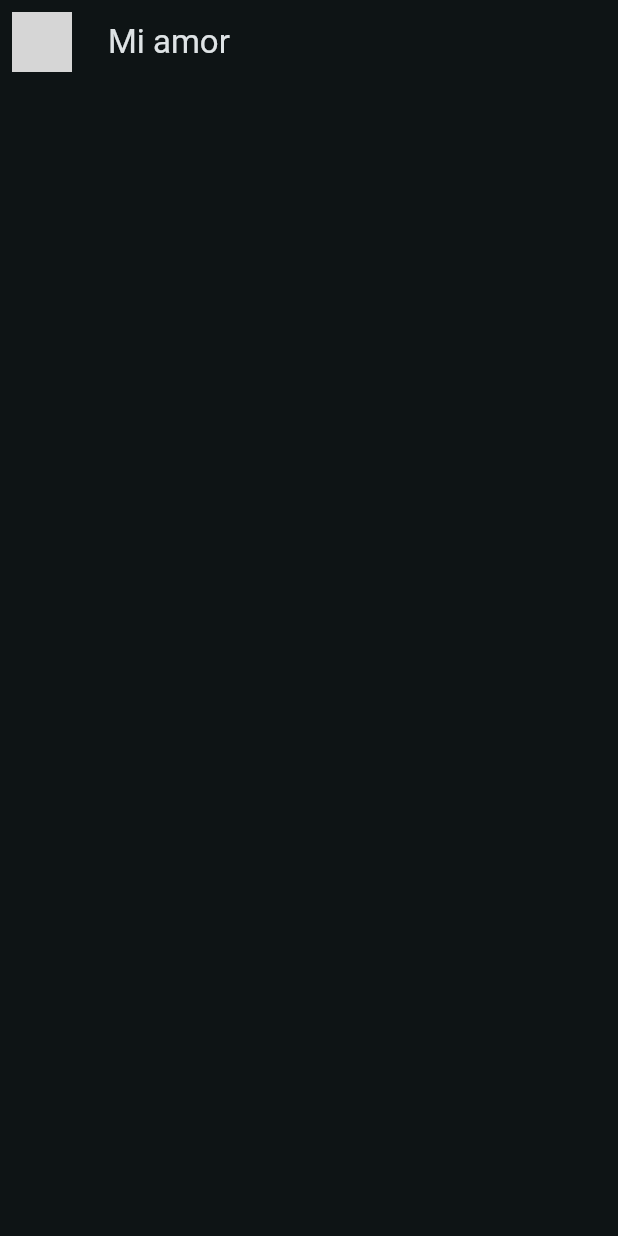
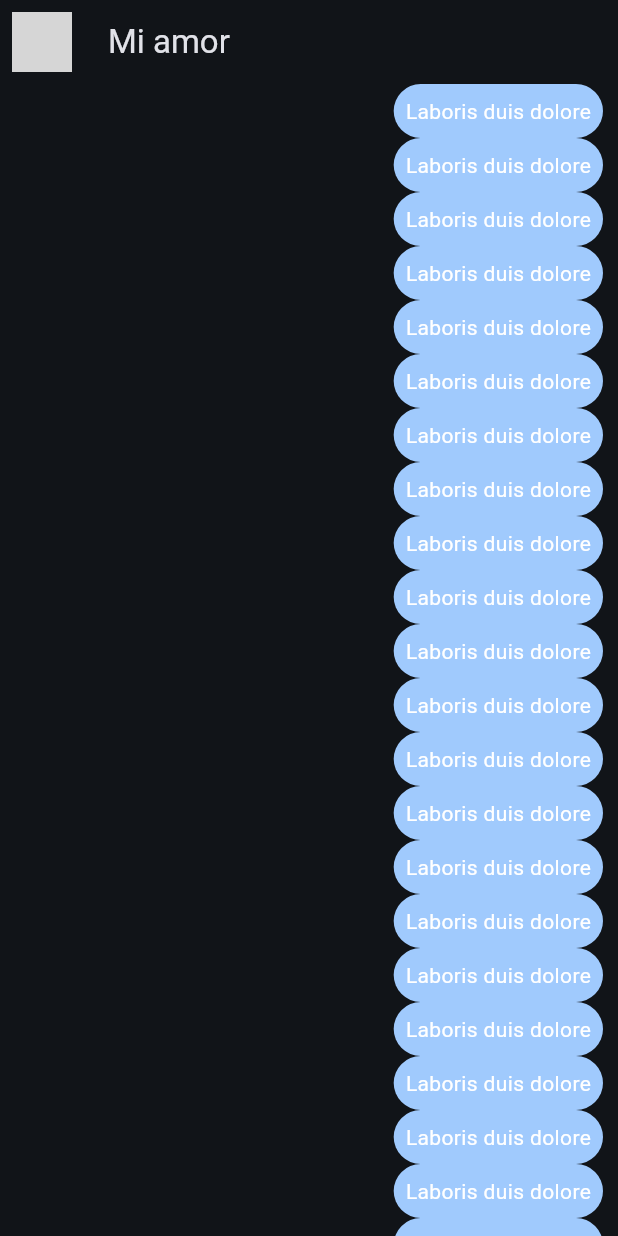
Before and after one commit to Sebas-ctrl/DMI-10B-YesNoApp-210505, a Flutter app: the screen it shows after launch, on a phone screen of 412 x 824 dp. Run offline on Flutter 3.47's test engine with Material 3 defaults, Android fonts, the phone set to English and light mode, and no system bars; network calls fail; grey boxes are pictures that could not be loaded.

Commit message:
Práctica 22
Renderizado de mensajes en el chat

```diff
--- /dev/null
+++ b/flutter_application_1/lib/domain/entities/message.dart
@@ -0,0 +1,9 @@
+enum FromWho { me, hers }
+
+class Message {
+  final String text;
+  final String? imageUrl;
+  final FromWho fromWho;
+
+  Message({required this.text, this.imageUrl, required this.fromWho});
+}
--- a/flutter_application_1/lib/main.dart
+++ b/flutter_application_1/lib/main.dart
@@ -1,6 +1,8 @@
 import 'package:flutter/material.dart';
+import 'package:flutter_application_1/presentation/providers/chat_provider.dart';
+import 'package:provider/provider.dart';
 import 'config/app_theme.dart';
-import 'presentation/chat/chat_screen.dart';
+import 'presentation/screens/chat/chat_screen.dart';
 
 void main() => runApp(const MyApp());
 
@@ -9,10 +11,13 @@ class MyApp extends StatelessWidget {
 
   @override
   Widget build(BuildContext context) {
+    // return MultiProvider(providers: {
+    //   ChangeNotifierProvider(create: (_) => ChatProvider())
+    // },
     return MaterialApp(
       title: 'Yes - No App - 210505',
       debugShowCheckedModeBanner: false,
-      theme: AppTheme(selectedColor: 7).theme(),
+      theme: AppTheme(selectedColor: 1).theme(),
       home: ChatScreen()
     );
   }
--- a/flutter_application_1/lib/presentation/chat/chat_screen.dart
+++ /dev/null
@@ -1,21 +0,0 @@
-import 'package:flutter/material.dart';
-
-class ChatScreen extends StatelessWidget {
-  const ChatScreen({super.key});
-
-  @override
-  Widget build(BuildContext context) {
-    return Scaffold(
-      appBar: AppBar(
-        leading: Padding(
-          padding: const EdgeInsets.all(8.0),
-          child: CircleAvatar(
-            backgroundImage: NetworkImage('https://es.web.img3.acsta.net/pictures/16/05/24/16/03/505445.jpg'),
-          ),
-        ),
-        title: Text('Mi amor'),
-        centerTitle: false,
-      )
-    );
-  }
-}
--- /dev/null
+++ b/flutter_application_1/lib/presentation/providers/chat_provider.dart
@@ -0,0 +1,12 @@
+import 'package:flutter/material.dart';
+import 'package:flutter_application_1/domain/entities/message.dart';
+
+class ChatProvider extends ChangeNotifier {
+  List<Message> message = [
+    Message(text: 'Hola amor!', fromWho: FromWho.me),
+    Message(text: 'Ya regresaste del trabajo?', fromWho: FromWho.me)
+  ];
+  Future<void> sendMessage(String text) async {
+
+  }
+}
--- /dev/null
+++ b/flutter_application_1/lib/presentation/screens/chat/chat_screen.dart
@@ -0,0 +1,41 @@
+import 'package:flutter/material.dart';
+import 'package:flutter_application_1/presentation/widgets/chat/my_message_bubble.dart';
+
+class ChatScreen extends StatelessWidget {
+  const ChatScreen({super.key});
+
+  @override
+  Widget build(BuildContext context) {
+    return Scaffold(
+        appBar: AppBar(
+          leading: Padding(
+            padding: const EdgeInsets.all(8.0),
+            child: CircleAvatar(
+              backgroundImage: NetworkImage(
+                  'https://es.web.img3.acsta.net/pictures/16/05/24/16/03/505445.jpg'),
+            ),
+          ),
+          title: Text('Mi amor'),
+          centerTitle: false,
+        ),
+        body: _ChatView());
+  }
+}
+
+class _ChatView extends StatelessWidget {
+  @override
+  Widget build(BuildContext context) {
+    return SafeArea(
+        child: Padding(
+            padding: const EdgeInsets.symmetric(horizontal: 10),
+            child: Column(children: [
+              Expanded(
+                  child: ListView.builder(
+                    itemCount: 100,
+                    itemBuilder: (context, index) {
+                      return MyMessageBubble();
+                    },
+                  ))
+            ])));
+  }
+}
--- /dev/null
+++ b/flutter_application_1/lib/presentation/widgets/chat/my_message_bubble.dart
@@ -0,0 +1,20 @@
+import 'package:flutter/material.dart';
+
+class MyMessageBubble extends StatelessWidget {
+  const MyMessageBubble({super.key});
+
+  @override
+  Widget build(BuildContext context) {
+    final colors = Theme.of(context).colorScheme;
+
+    return Column(crossAxisAlignment: CrossAxisAlignment.end, children: [
+      Container(
+        decoration: BoxDecoration(color: colors.primary, borderRadius: BorderRadius.circular(20)),
+        child: Padding(
+            padding: const EdgeInsets.all(8.0),
+            child: Text('Laboris duis dolore',
+                style: TextStyle(color: Colors.white))),
+      )
+    ]);
+  }
+}
--- a/flutter_application_1/pubspec.yaml
+++ b/flutter_application_1/pubspec.yaml
@@ -35,6 +35,7 @@ dependencies:
   # The following adds the Cupertino Icons font to your application.
   # Use with the CupertinoIcons class for iOS style icons.
   cupertino_icons: ^1.0.8
+  provider: ^6.1.2
 
 dev_dependencies:
   flutter_test:
```
Also changed, not shown: flutter_application_1/pubspec.lock.
